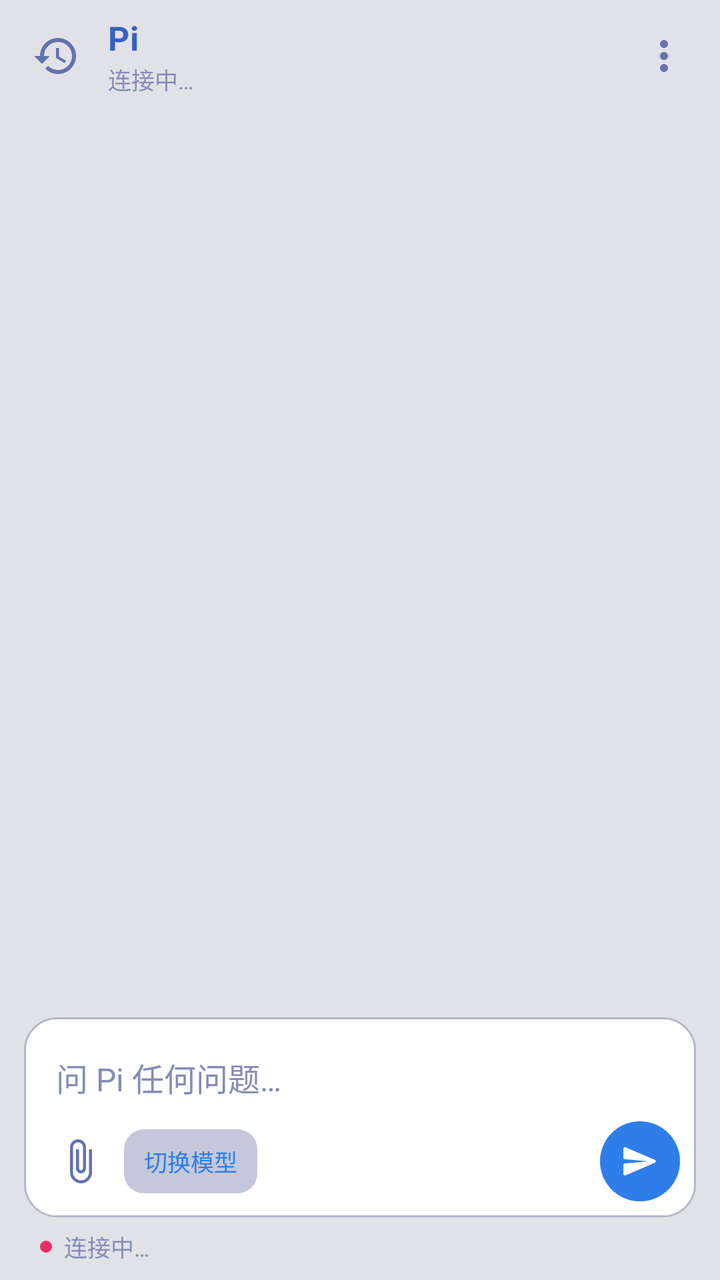
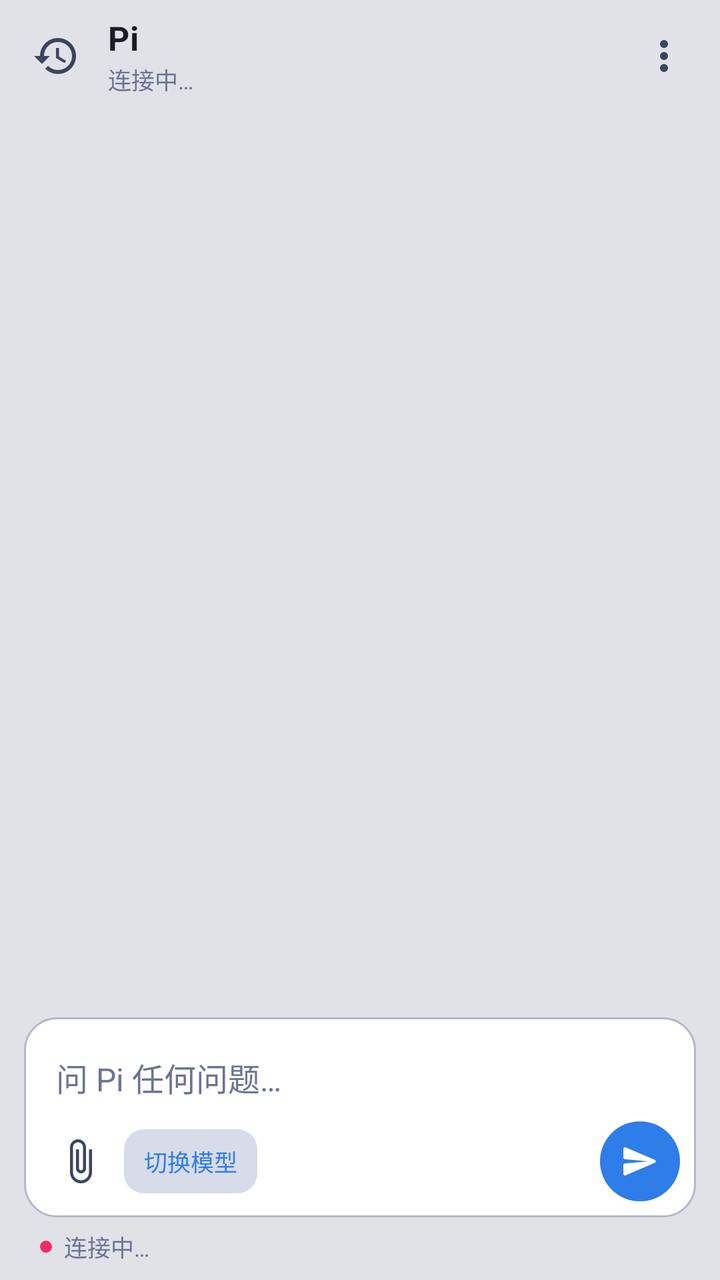

Compare the two renders of this Android layout. The source of the first and the diff that turns it into the second are given below.
<!-- AndroidManifest.xml: application theme AppTheme -->
<!-- res/layout/activity_main.xml -->
<?xml version="1.0" encoding="utf-8"?>
<LinearLayout xmlns:android="http://schemas.android.com/apk/res/android"
    android:id="@+id/root"
    android:layout_width="match_parent"
    android:layout_height="match_parent"
    android:background="@color/bg_base"
    android:orientation="vertical">

    
    <LinearLayout
        android:id="@+id/top_bar"
        android:layout_width="match_parent"
        android:layout_height="wrap_content"
        android:background="@color/bg_base"
        android:orientation="vertical"
        android:paddingBottom="4dp">

        <LinearLayout
            android:id="@+id/toolbar_row"
            android:layout_width="match_parent"
            android:layout_height="56dp"
            android:gravity="center_vertical"
            android:orientation="horizontal"
            android:paddingStart="4dp"
            android:paddingEnd="4dp">

            <ImageButton
                android:id="@+id/btn_sessions"
                android:layout_width="48dp"
                android:layout_height="48dp"
                android:background="?attr/selectableItemBackgroundBorderless"
                android:contentDescription="@string/action_sessions"
                android:padding="12dp"
                android:scaleType="centerInside"
                android:src="@drawable/ic_history"
                android:tint="@color/text_secondary" />

            <LinearLayout
                android:layout_width="0dp"
                android:layout_height="wrap_content"
                android:layout_marginStart="2dp"
                android:layout_weight="1"
                android:orientation="vertical"
                android:paddingEnd="8dp">

                <TextView
                    android:id="@+id/session_title"
                    style="@style/ToolbarTitle"
                    android:layout_width="match_parent"
                    android:layout_height="wrap_content"
                    android:text="@string/app_name" />

                <TextView
                    android:id="@+id/session_meta"
                    style="@style/MonoMetaText"
                    android:layout_width="match_parent"
                    android:layout_height="wrap_content"
                    android:layout_marginTop="1dp"
                    android:ellipsize="end"
                    android:maxLines="1"
                    android:text="@string/status_connecting"
                    android:textColor="@color/text_muted" />
            </LinearLayout>

            <ImageButton
                android:id="@+id/btn_overflow"
                android:layout_width="48dp"
                android:layout_height="48dp"
                android:background="?attr/selectableItemBackgroundBorderless"
                android:contentDescription="@string/action_more"
                android:padding="12dp"
                android:scaleType="centerInside"
                android:src="@drawable/ic_more_vert"
                android:tint="@color/text_secondary" />
        </LinearLayout>
    </LinearLayout>

    <LinearLayout
        android:id="@+id/reconnect_banner"
        android:layout_width="match_parent"
        android:layout_height="wrap_content"
        android:background="@drawable/bg_reconnect_banner"
        android:gravity="center_vertical"
        android:orientation="horizontal"
        android:paddingStart="14dp"
        android:paddingTop="10dp"
        android:paddingEnd="8dp"
        android:paddingBottom="10dp"
        android:visibility="gone">

        <TextView
            android:id="@+id/reconnect_text"
            android:layout_width="0dp"
            android:layout_height="wrap_content"
            android:layout_weight="1"
            android:text="@string/reconnect_banner"
            android:textColor="@color/pi_salmon"
            android:textSize="13sp" />

        <com.google.android.material.button.MaterialButton
            android:id="@+id/reconnect_btn"
            style="@style/Widget.Material3.Button.TextButton"
            android:layout_width="wrap_content"
            android:layout_height="wrap_content"
            android:minWidth="0dp"
            android:text="@string/reconnect_action"
            android:textColor="@color/pi_blue" />
    </LinearLayout>

    <FrameLayout
        android:layout_width="match_parent"
        android:layout_height="0dp"
        android:layout_weight="1">

        <androidx.recyclerview.widget.RecyclerView
            android:id="@+id/messages"
            android:layout_width="match_parent"
            android:layout_height="match_parent"
            android:clipToPadding="false"
            android:overScrollMode="never"
            android:paddingTop="4dp"
            android:paddingBottom="16dp" />

        <ImageButton
            android:id="@+id/scroll_bottom"
            android:layout_width="40dp"
            android:layout_height="40dp"
            android:layout_gravity="bottom|center_horizontal"
            android:layout_marginBottom="10dp"
            android:background="@drawable/bg_scroll_bottom"
            android:contentDescription="@string/scroll_to_bottom"
            android:elevation="2dp"
            android:padding="8dp"
            android:scaleType="centerInside"
            android:src="@drawable/ic_scroll_down"
            android:tint="@color/text_secondary"
            android:visibility="gone" />

        <LinearLayout
            android:id="@+id/empty_state"
            android:layout_width="match_parent"
            android:layout_height="wrap_content"
            android:layout_gravity="center"
            android:gravity="center_horizontal"
            android:orientation="vertical"
            android:paddingStart="36dp"
            android:paddingEnd="36dp"
            android:visibility="gone">

            <ImageView
                android:layout_width="48dp"
                android:layout_height="48dp"
                android:alpha="0.9"
                android:contentDescription="@string/app_name"
                android:src="@drawable/ic_pi_logo" />

            <TextView
                android:id="@+id/empty_title"
                android:layout_width="wrap_content"
                android:layout_height="wrap_content"
                android:layout_marginTop="20dp"
                android:text="@string/empty_title"
                android:textColor="@color/text_primary"
                android:textSize="20sp"
                android:textStyle="bold" />

            <TextView
                android:id="@+id/empty_body"
                android:layout_width="match_parent"
                android:layout_height="wrap_content"
                android:layout_marginTop="8dp"
                android:gravity="center"
                android:lineSpacingMultiplier="1.3"
                android:text="@string/empty_body"
                android:textColor="@color/text_secondary"
                android:textSize="14sp" />

            <com.google.android.material.button.MaterialButton
                android:id="@+id/empty_action"
                style="@style/Widget.Material3.Button.TextButton"
                android:layout_width="wrap_content"
                android:layout_height="wrap_content"
                android:layout_marginTop="12dp"
                android:text="@string/empty_open_settings"
                android:textColor="@color/pi_blue"
                android:visibility="gone" />

            <LinearLayout
                android:id="@+id/suggest_row"
                android:layout_width="match_parent"
                android:layout_height="wrap_content"
                android:layout_marginTop="28dp"
                android:gravity="center"
                android:orientation="vertical" />
        </LinearLayout>
    </FrameLayout>

    <LinearLayout
        android:id="@+id/slash_panel"
        android:layout_width="match_parent"
        android:layout_height="wrap_content"
        android:background="@drawable/bg_slash_panel"
        android:elevation="2dp"
        android:orientation="vertical"
        android:paddingTop="6dp"
        android:paddingBottom="4dp"
        android:visibility="gone">

        <TextView
            android:layout_width="match_parent"
            android:layout_height="wrap_content"
            android:paddingStart="16dp"
            android:paddingEnd="16dp"
            android:paddingBottom="4dp"
            android:text="@string/slash_hint_title"
            android:textColor="@color/text_muted"
            android:textSize="12sp" />

        <androidx.recyclerview.widget.RecyclerView
            android:id="@+id/slash_list"
            android:layout_width="match_parent"
            android:layout_height="wrap_content"
            android:nestedScrollingEnabled="false"
            android:overScrollMode="never" />
    </LinearLayout>

    
    <LinearLayout
        android:id="@+id/actions"
        android:layout_width="match_parent"
        android:layout_height="wrap_content"
        android:layout_marginStart="12dp"
        android:layout_marginEnd="12dp"
        android:layout_marginBottom="8dp"
        android:background="@drawable/bg_approval_card"
        android:orientation="vertical"
        android:paddingStart="14dp"
        android:paddingTop="12dp"
        android:paddingEnd="14dp"
        android:paddingBottom="12dp"
        android:visibility="gone">

        <TextView
            android:id="@+id/actions_title"
            android:layout_width="match_parent"
            android:layout_height="wrap_content"
            android:textColor="@color/pi_amber"
            android:textSize="14sp"
            android:textStyle="bold" />

        <EditText
            android:id="@+id/actions_input"
            android:layout_width="match_parent"
            android:layout_height="wrap_content"
            android:layout_marginTop="8dp"
            android:background="@drawable/bg_composer"
            android:hint=""
            android:maxLines="6"
            android:padding="12dp"
            android:textColor="@color/text_primary"
            android:textColorHint="@color/text_muted"
            android:textSize="15sp"
            android:visibility="gone" />

        <HorizontalScrollView
            android:layout_width="match_parent"
            android:layout_height="wrap_content"
            android:layout_marginTop="10dp"
            android:scrollbars="none">

            <LinearLayout
                android:id="@+id/actions_buttons"
                android:layout_width="wrap_content"
                android:layout_height="wrap_content"
                android:gravity="end"
                android:orientation="horizontal" />
        </HorizontalScrollView>
    </LinearLayout>

    <TextView
        android:id="@+id/generation_status"
        style="@style/MonoMetaText"
        android:layout_width="match_parent"
        android:layout_height="wrap_content"
        android:ellipsize="end"
        android:maxLines="1"
        android:paddingStart="18dp"
        android:paddingTop="2dp"
        android:paddingEnd="18dp"
        android:paddingBottom="2dp"
        android:textColor="@color/text_muted"
        android:visibility="gone" />

    
    <LinearLayout
        android:id="@+id/composer_bar"
        android:layout_width="match_parent"
        android:layout_height="wrap_content"
        android:orientation="vertical"
        android:paddingStart="12dp"
        android:paddingTop="4dp"
        android:paddingEnd="12dp"
        android:paddingBottom="6dp">

        <LinearLayout
            android:layout_width="match_parent"
            android:layout_height="wrap_content"
            android:background="@drawable/bg_composer_card"
            android:orientation="vertical"
            android:paddingStart="4dp"
            android:paddingTop="6dp"
            android:paddingEnd="4dp"
            android:paddingBottom="6dp">

            <HorizontalScrollView
                android:id="@+id/attachment_scroller"
                android:layout_width="match_parent"
                android:layout_height="wrap_content"
                android:layout_marginStart="8dp"
                android:layout_marginEnd="8dp"
                android:layout_marginBottom="4dp"
                android:scrollbars="none"
                android:visibility="gone">

                <LinearLayout
                    android:id="@+id/attachment_row"
                    android:layout_width="wrap_content"
                    android:layout_height="wrap_content"
                    android:orientation="horizontal" />
            </HorizontalScrollView>

            <EditText
                android:id="@+id/composer"
                style="@style/ComposerText"
                android:layout_width="match_parent"
                android:layout_height="wrap_content"
                android:background="@android:color/transparent"
                android:hint="@string/hint_message"
                android:imeOptions="actionNone|flagNoExtractUi"
                android:inputType="textMultiLine|textCapSentences"
                android:maxLines="6"
                android:minHeight="44dp"
                android:paddingStart="12dp"
                android:paddingTop="8dp"
                android:paddingEnd="12dp"
                android:paddingBottom="4dp" />

            <LinearLayout
                android:layout_width="match_parent"
                android:layout_height="44dp"
                android:gravity="center_vertical"
                android:orientation="horizontal"
                android:paddingStart="4dp"
                android:paddingEnd="4dp">

                <ImageButton
                    android:id="@+id/btn_attach"
                    android:layout_width="40dp"
                    android:layout_height="40dp"
                    android:background="?attr/selectableItemBackgroundBorderless"
                    android:contentDescription="@string/action_attach"
                    android:padding="8dp"
                    android:scaleType="centerInside"
                    android:src="@drawable/ic_attach"
                    android:tint="@color/text_secondary" />

                <TextView
                    android:id="@+id/model_chip"
                    style="@style/MonoMetaText"
                    android:layout_width="wrap_content"
                    android:layout_height="32dp"
                    android:layout_marginStart="2dp"
                    android:background="@drawable/bg_status_chip"
                    android:clickable="true"
                    android:ellipsize="end"
                    android:focusable="true"
                    android:gravity="center_vertical"
                    android:maxWidth="160dp"
                    android:maxLines="1"
                    android:paddingStart="10dp"
                    android:paddingEnd="10dp"
                    android:text="@string/action_model"
                    android:textColor="@color/pi_blue" />

                <LinearLayout
                    android:id="@+id/steer_toggle"
                    android:layout_width="wrap_content"
                    android:layout_height="32dp"
                    android:layout_marginStart="8dp"
                    android:background="@drawable/bg_segmented"
                    android:orientation="horizontal"
                    android:visibility="gone">

                    <TextView
                        android:id="@+id/steer_mode_steer"
                        style="@style/MonoMetaText"
                        android:layout_width="wrap_content"
                        android:layout_height="match_parent"
                        android:background="@drawable/bg_segmented_on"
                        android:gravity="center"
                        android:paddingStart="10dp"
                        android:paddingEnd="10dp"
                        android:text="@string/composer_steer"
                        android:textColor="@color/md_theme_onPrimary" />

                    <TextView
                        android:id="@+id/steer_mode_queue"
                        style="@style/MonoMetaText"
                        android:layout_width="wrap_content"
                        android:layout_height="match_parent"
                        android:gravity="center"
                        android:paddingStart="10dp"
                        android:paddingEnd="10dp"
                        android:text="@string/composer_queue"
                        android:textColor="@color/text_muted" />
                </LinearLayout>

                <View
                    android:layout_width="0dp"
                    android:layout_height="0dp"
                    android:layout_weight="1" />

                <ImageButton
                    android:id="@+id/send"
                    android:layout_width="40dp"
                    android:layout_height="40dp"
                    android:background="@drawable/bg_send_button"
                    android:contentDescription="@string/action_send"
                    android:padding="10dp"
                    android:scaleType="centerInside"
                    android:src="@drawable/ic_send"
                    android:tint="@color/md_theme_onPrimary" />
            </LinearLayout>
        </LinearLayout>

        
        <LinearLayout
            android:id="@+id/status_footer"
            android:layout_width="match_parent"
            android:layout_height="wrap_content"
            android:gravity="center_vertical"
            android:orientation="horizontal"
            android:paddingStart="8dp"
            android:paddingTop="6dp"
            android:paddingEnd="8dp"
            android:paddingBottom="2dp">

            <View
                android:id="@+id/status_dot"
                android:layout_width="6dp"
                android:layout_height="6dp"
                android:background="@drawable/ic_status_dot" />

            <TextView
                android:id="@+id/status_text"
                style="@style/MonoMetaText"
                android:layout_width="0dp"
                android:layout_height="wrap_content"
                android:layout_marginStart="6dp"
                android:layout_weight="1"
                android:ellipsize="end"
                android:maxLines="1"
                android:text="@string/status_connecting"
                android:textColor="@color/text_muted" />

            <TextView
                android:id="@+id/footer_stats"
                style="@style/MonoMetaText"
                android:layout_width="wrap_content"
                android:layout_height="wrap_content"
                android:ellipsize="end"
                android:maxLines="1"
                android:textColor="@color/text_faint"
                android:visibility="gone" />
        </LinearLayout>
    </LinearLayout>

    
    <View
        android:id="@+id/status_chip"
        android:layout_width="0dp"
        android:layout_height="0dp"
        android:visibility="gone" />
</LinearLayout>
<!-- resources referenced by this layout -->
<resources>
  <color name="bg_base">#E1E2E7</color>
  <color name="md_theme_onPrimary">#FFFFFF</color>
  <color name="pi_amber">#B15C00</color>
  <color name="pi_blue">#2E7DE9</color>
  <color name="pi_salmon">#F52A65</color>
  <color name="text_faint">#A0A6C0</color>
  <color name="text_muted">#848CB5</color>
  <color name="text_primary">#3760BF</color>
  <color name="text_secondary">#6172B0</color>
  <!-- drawable bg_reconnect_banner (drawable) -->
  <?xml version="1.0" encoding="utf-8"?>
  <shape xmlns:android="http://schemas.android.com/apk/res/android"
      android:shape="rectangle">
      <solid android:color="#2A1A14" />
      <stroke
          android:width="1dp"
          android:color="@color/pi_salmon" />
  </shape>
  <!-- drawable bg_segmented (drawable) -->
  <?xml version="1.0" encoding="utf-8"?>
  <shape xmlns:android="http://schemas.android.com/apk/res/android"
      android:shape="rectangle">
      <solid android:color="@color/bg_chip" />
      <corners android:radius="8dp" />
  </shape>
  <!-- drawable bg_segmented_on (drawable) -->
  <?xml version="1.0" encoding="utf-8"?>
  <shape xmlns:android="http://schemas.android.com/apk/res/android"
      android:shape="rectangle">
      <solid android:color="@color/md_theme_primary" />
      <corners android:radius="8dp" />
  </shape>
  <!-- drawable bg_status_chip (drawable) -->
  <?xml version="1.0" encoding="utf-8"?>
  <shape xmlns:android="http://schemas.android.com/apk/res/android"
      android:shape="rectangle">
      <solid android:color="@color/bg_chip" />
      <corners android:radius="10dp" />
  </shape>
  <!-- drawable ic_status_dot (drawable) -->
  <?xml version="1.0" encoding="utf-8"?>
  <shape xmlns:android="http://schemas.android.com/apk/res/android"
      android:shape="oval">
      <size
          android:width="8dp"
          android:height="8dp" />
      <solid android:color="@color/status_offline" />
  </shape>
  <string name="action_attach">添加图片或文件</string>
  <string name="action_model">切换模型</string>
  <string name="action_more">更多</string>
  <string name="action_send">发送</string>
  <string name="action_sessions">会话列表</string>
  <string name="app_name">Pi</string>
  <string name="composer_queue">排队</string>
  <string name="composer_steer">引导</string>
  <string name="empty_body">连上 Termux 里的连接器后即可开始。</string>
  <string name="empty_open_settings">打开设置</string>
  <string name="empty_title">今天想聊点什么？</string>
  <string name="hint_message">问 Pi 任何问题…</string>
  <string name="reconnect_action">重新连接</string>
  <string name="reconnect_banner">连接器未响应，请检查 Termux</string>
  <string name="scroll_to_bottom">回到底部</string>
  <string name="slash_hint_title">命令</string>
  <string name="status_connecting">连接中…</string>
  <style name="ComposerText">
          <item name="android:textColor">@color/text_primary</item>
          <item name="android:textColorHint">@color/text_muted</item>
          <item name="android:textSize">16sp</item>
          <item name="android:lineSpacingMultiplier">1.25</item>
      </style>
  <color name="approval_bg">#FFF4E8</color>
  <color name="approval_border">#B15C00</color>
  <color name="bg_composer">#FFFFFF</color>
  <color name="bg_composer_stroke">#B4B8C8</color>
  <color name="pi_blue_press">#1A66D1</color>
  <color name="bg_elevated">#D5D6DB</color>
  <color name="divider">#C4C8DA</color>
  <color name="bg_chip">#C4C8DA</color>
  <color name="md_theme_primary">#2E7DE9</color>
  <color name="status_offline">#F52A65</color>
  <color name="md_theme_secondary">#7847BD</color>
  <color name="md_theme_tertiary">#B15C00</color>
  <!-- unchanged entries left out for length: 15 -->
</resources>

<!-- the commit's change to res/layout/activity_main.xml (unified diff, before → after) -->
@@ -248,6 +248,21 @@
             android:textSize="14sp"
             android:textStyle="bold" />
 
+        <TextView
+            android:id="@+id/actions_body"
+            style="@style/MonoMetaText"
+            android:layout_width="match_parent"
+            android:layout_height="wrap_content"
+            android:layout_marginTop="8dp"
+            android:background="@drawable/bg_tool_output"
+            android:maxLines="8"
+            android:padding="10dp"
+            android:scrollHorizontally="false"
+            android:textColor="@color/text_secondary"
+            android:textIsSelectable="true"
+            android:textSize="12.5sp"
+            android:visibility="gone" />
+
         <EditText
             android:id="@+id/actions_input"
             android:layout_width="match_parent"
@@ -257,24 +272,19 @@
             android:hint=""
             android:maxLines="6"
             android:padding="12dp"
+            android:scrollHorizontally="false"
             android:textColor="@color/text_primary"
             android:textColorHint="@color/text_muted"
             android:textSize="15sp"
             android:visibility="gone" />
 
-        <HorizontalScrollView
+        <LinearLayout
+            android:id="@+id/actions_buttons"
             android:layout_width="match_parent"
             android:layout_height="wrap_content"
             android:layout_marginTop="10dp"
-            android:scrollbars="none">
-
-            <LinearLayout
-                android:id="@+id/actions_buttons"
-                android:layout_width="wrap_content"
-                android:layout_height="wrap_content"
-                android:gravity="end"
-                android:orientation="horizontal" />
-        </HorizontalScrollView>
+            android:gravity="end"
+            android:orientation="horizontal" />
     </LinearLayout>
 
     <TextView
<!-- resource entries referenced after the edit -->
@@ -5,10 +5,10 @@
   <color name="pi_amber">#B15C00</color>
   <color name="pi_blue">#2E7DE9</color>
   <color name="pi_salmon">#F52A65</color>
-  <color name="text_faint">#A0A6C0</color>
-  <color name="text_muted">#848CB5</color>
-  <color name="text_primary">#3760BF</color>
-  <color name="text_secondary">#6172B0</color>
+  <color name="text_faint">#949BB8</color>
+  <color name="text_muted">#6B7394</color>
+  <color name="text_primary">#1A1B26</color>
+  <color name="text_secondary">#3D4460</color>
   <!-- drawable bg_reconnect_banner (drawable) -->
   <?xml version="1.0" encoding="utf-8"?>
   <shape xmlns:android="http://schemas.android.com/apk/res/android"
@@ -38,6 +38,13 @@
       android:shape="rectangle">
       <solid android:color="@color/bg_chip" />
       <corners android:radius="10dp" />
+  </shape>
+  <!-- drawable bg_tool_output (drawable) -->
+  <?xml version="1.0" encoding="utf-8"?>
+  <shape xmlns:android="http://schemas.android.com/apk/res/android"
+      android:shape="rectangle">
+      <solid android:color="@color/bg_code" />
+      <corners android:radius="8dp" />
   </shape>
   <!-- drawable ic_status_dot (drawable) -->
   <?xml version="1.0" encoding="utf-8"?>
@@ -76,12 +83,13 @@
   <color name="bg_composer">#FFFFFF</color>
   <color name="bg_composer_stroke">#B4B8C8</color>
   <color name="pi_blue_press">#1A66D1</color>
-  <color name="bg_elevated">#D5D6DB</color>
+  <color name="bg_elevated">#F0F1F5</color>
   <color name="divider">#C4C8DA</color>
-  <color name="bg_chip">#C4C8DA</color>
+  <color name="bg_chip">#D8DCE8</color>
   <color name="md_theme_primary">#2E7DE9</color>
+  <color name="bg_code">#D0D5E3</color>
   <color name="status_offline">#F52A65</color>
-  <color name="md_theme_secondary">#7847BD</color>
+  <color name="md_theme_secondary">#5A4A8A</color>
   <color name="md_theme_tertiary">#B15C00</color>
   <!-- unchanged entries left out for length: 15 -->
 </resources>
